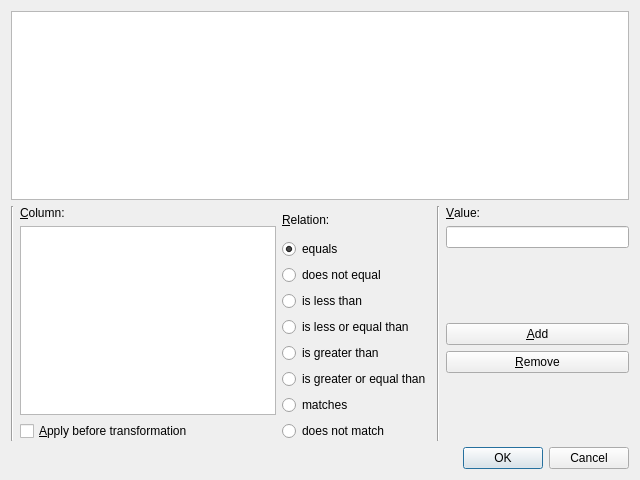
Above: coquery/gui/ui/addFilter.ui from gkunter/coquery before the change. Below: the same form after it.
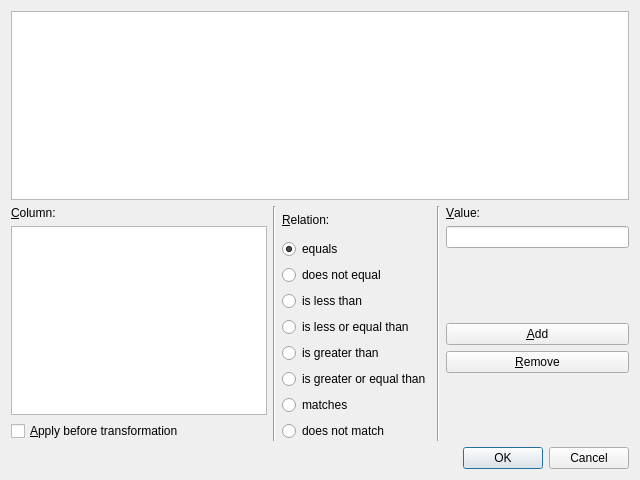
That is the form after the change.

Patch:
```diff
--- a/coquery/gui/ui/addFilter.ui
+++ b/coquery/gui/ui/addFilter.ui
@@ -41,14 +41,7 @@
        </widget>
       </item>
       <item>
-       <layout class="QHBoxLayout" name="horizontalLayout" stretch="1,0,0,0,0">
-        <item>
-         <widget class="Line" name="line">
-          <property name="orientation">
-           <enum>Qt::Vertical</enum>
-          </property>
-         </widget>
-        </item>
+       <layout class="QHBoxLayout" name="horizontalLayout" stretch="0,0,0,0,0">
         <item>
          <layout class="QVBoxLayout" name="verticalLayout_5">
           <item>
@@ -73,6 +66,13 @@
           </item>
          </layout>
         </item>
+        <item>
+         <widget class="Line" name="line">
+          <property name="orientation">
+           <enum>Qt::Vertical</enum>
+          </property>
+         </widget>
+        </item>
         <item>
          <layout class="QVBoxLayout" name="verticalLayout">
           <item>
```
Left out of the diff: 11 changed lines with no effect on the pictures.
